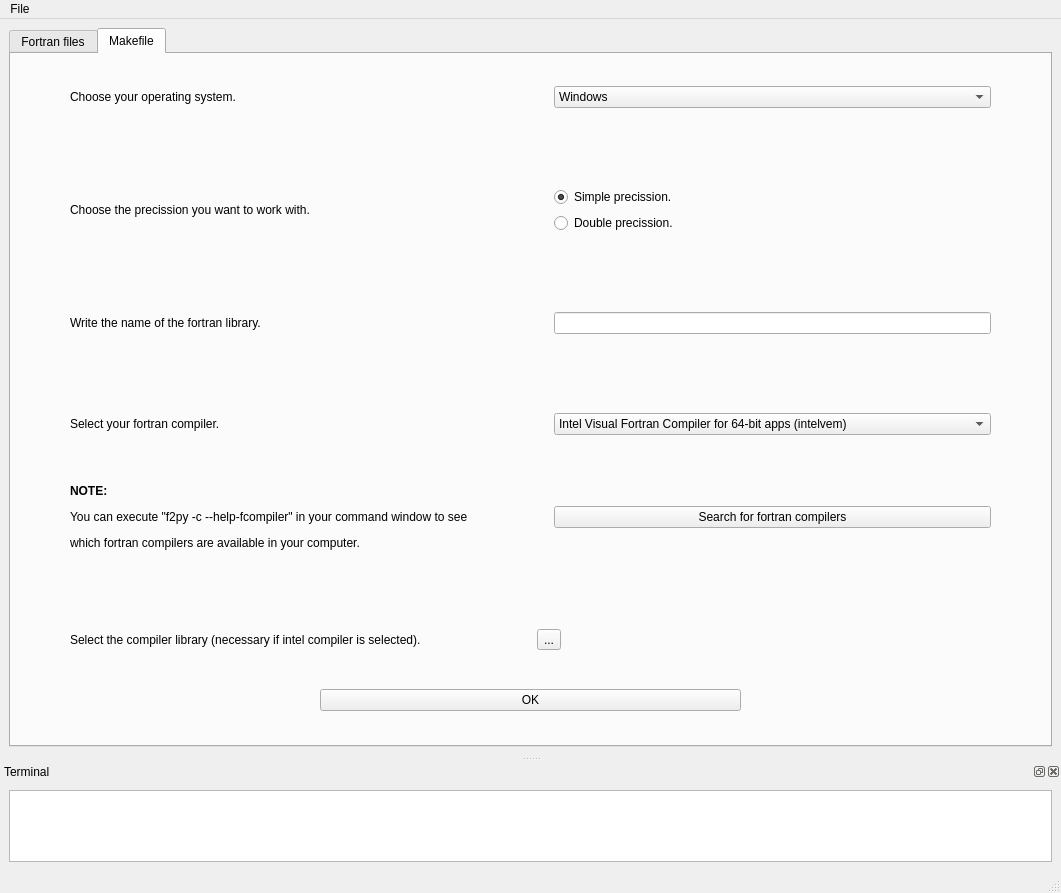
Before: the Qt Designer form fparser_GUI/GUI.ui in mramagu/Fortran-to-Python-Wrapper, drawn with Qt 5.
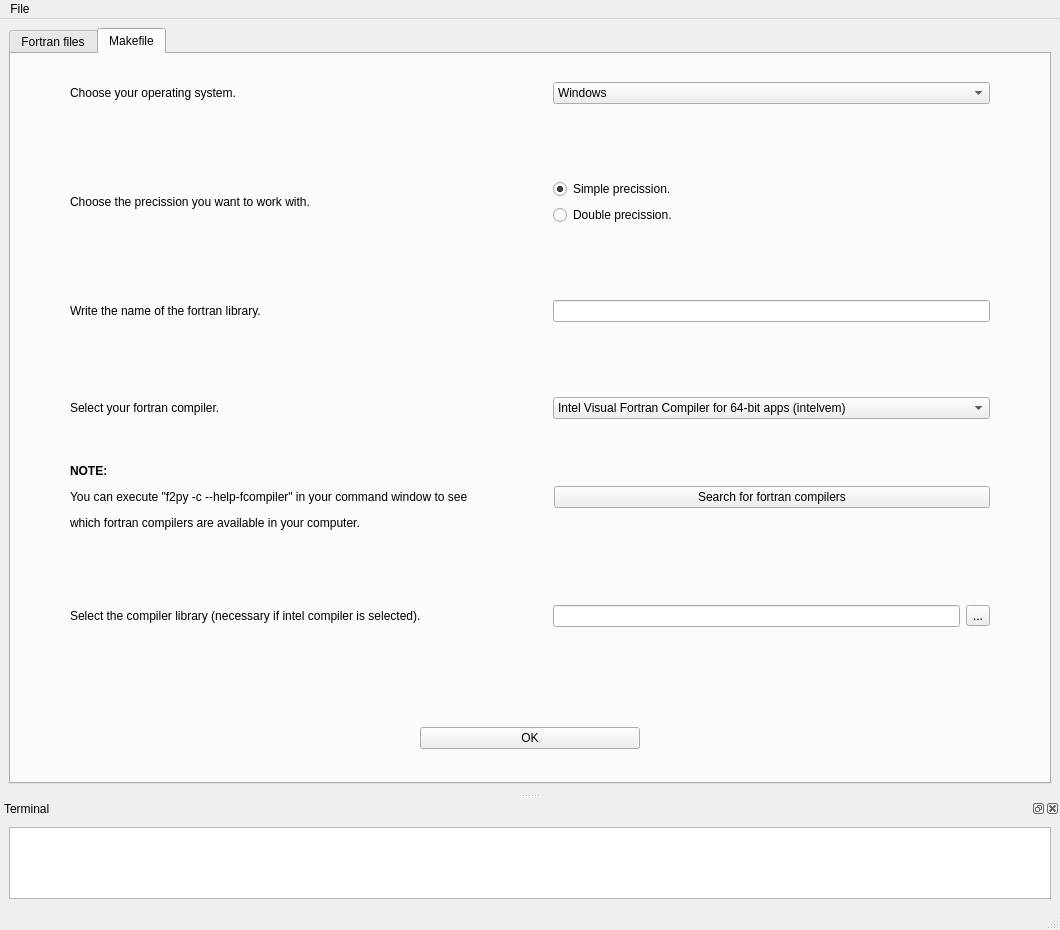
After: the same form once the commit is applied. The open tabs and pages were chosen to show the change.

The edit to the form file:
```diff
--- a/fparser_GUI/GUI.ui
+++ b/fparser_GUI/GUI.ui
@@ -6,8 +6,8 @@
    <rect>
     <x>0</x>
     <y>0</y>
-    <width>1061</width>
-    <height>893</height>
+    <width>1060</width>
+    <height>930</height>
    </rect>
   </property>
   <property name="windowTitle">
@@ -627,48 +627,20 @@
             </item>
            </layout>
           </item>
-          <item>
-           <spacer name="horizontalSpacer_2">
-            <property name="orientation">
-             <enum>Qt::Horizontal</enum>
-            </property>
-            <property name="sizeType">
-             <enum>QSizePolicy::Expanding</enum>
-            </property>
-            <property name="sizeHint" stdset="0">
-             <size>
-              <width>40</width>
-              <height>20</height>
-             </size>
-            </property>
-           </spacer>
-          </item>
           <item>
            <layout class="QHBoxLayout" name="horizontalLayout_11">
-            <property name="sizeConstraint">
-             <enum>QLayout::SetDefaultConstraint</enum>
-            </property>
             <property name="leftMargin">
              <number>20</number>
             </property>
-            <property name="rightMargin">
-             <number>400</number>
-            </property>
             <item>
-             <spacer name="horizontalSpacer_3">
-              <property name="orientation">
-               <enum>Qt::Horizontal</enum>
+             <widget class="QLineEdit" name="lineEdit_lib">
+              <property name="sizePolicy">
+               <sizepolicy hsizetype="Ignored" vsizetype="Fixed">
+                <horstretch>0</horstretch>
+                <verstretch>0</verstretch>
+               </sizepolicy>
               </property>
-              <property name="sizeType">
-               <enum>QSizePolicy::Fixed</enum>
-              </property>
-              <property name="sizeHint" stdset="0">
-               <size>
-                <width>60</width>
-                <height>20</height>
-               </size>
-              </property>
-             </spacer>
+             </widget>
             </item>
             <item>
              <widget class="QToolButton" name="toolButton_lib">
@@ -682,19 +654,6 @@
             </item>
            </layout>
           </item>
-          <item>
-           <spacer name="horizontalSpacer">
-            <property name="orientation">
-             <enum>Qt::Horizontal</enum>
-            </property>
-            <property name="sizeHint" stdset="0">
-             <size>
-              <width>40</width>
-              <height>20</height>
-             </size>
-            </property>
-           </spacer>
-          </item>
          </layout>
         </item>
         <item>
@@ -708,7 +667,7 @@
           <property name="sizeHint" stdset="0">
            <size>
             <width>20</width>
-            <height>10</height>
+            <height>75</height>
            </size>
           </property>
          </spacer>
@@ -716,10 +675,10 @@
         <item>
          <layout class="QHBoxLayout" name="horizontalLayout_7">
           <property name="leftMargin">
-           <number>300</number>
+           <number>400</number>
           </property>
           <property name="rightMargin">
-           <number>300</number>
+           <number>400</number>
           </property>
           <item>
            <widget class="QPushButton" name="pushButton_makeOK">
@@ -744,7 +703,7 @@
     <rect>
      <x>0</x>
      <y>0</y>
-     <width>1061</width>
+     <width>1060</width>
      <height>26</height>
     </rect>
    </property>
```
Left out of the diff: 2 changed lines with no effect on the pictures.
